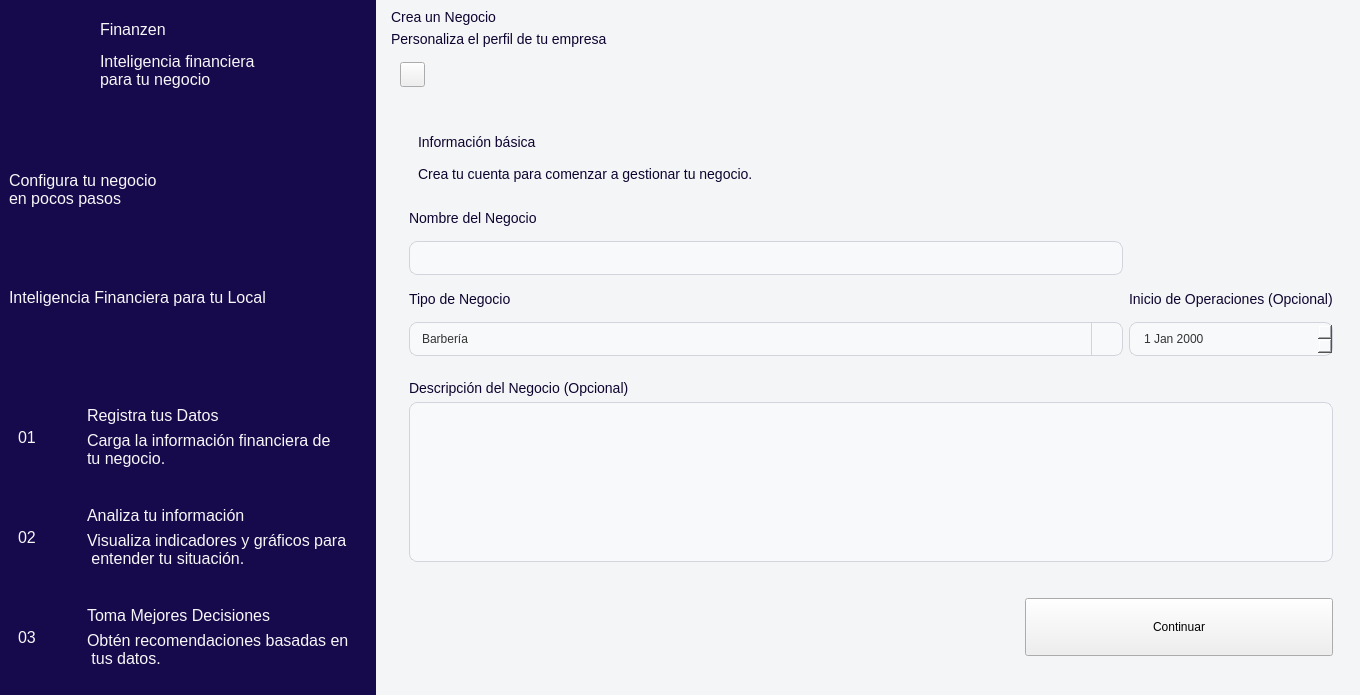
Qt form app/ui/creatingBusiness.ui (Brando-1510/Proyecto-Integrador-2.0) before a commit.
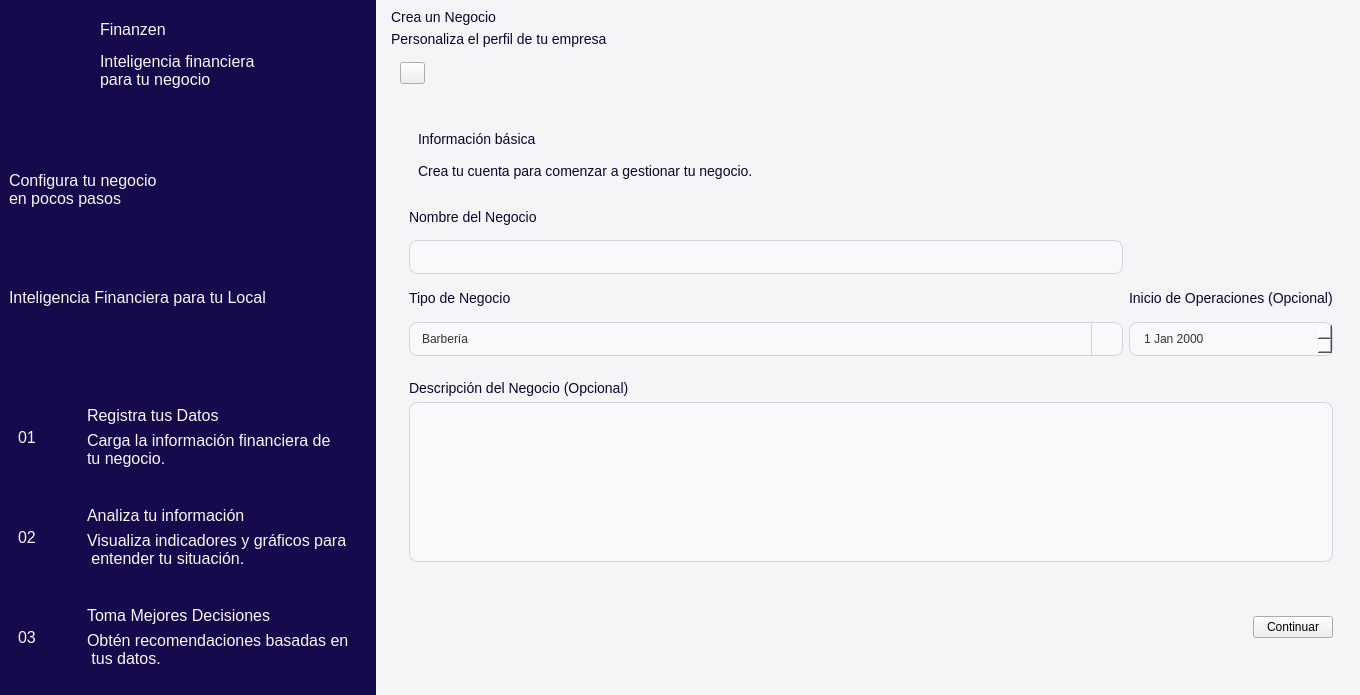
The same form after that commit. Icons and pictures are not drawn.

```diff
--- a/app/ui/creatingBusiness.ui
+++ b/app/ui/creatingBusiness.ui
@@ -154,10 +154,7 @@
 -----------------------------------------------------------------------------------------------------
 Botones
 -----------------------------------------------------------------------------------------------------*/
-QPushButton{
-width:300px;
-height:50px;
-}
+
 /* --- BOTÓN PRIMARIO --- */
 QPushButton[boton=&quot;Primario&quot;] {
     border-radius: 10px;
@@ -165,6 +162,8 @@
     font-weight: bold;
     color: #f7f7f7;
     font-size: 12pt;
+width:300px;
+height:50px;
 }
 
 QPushButton[boton=&quot;Primario&quot;]:hover {
@@ -183,6 +182,8 @@
     font-weight: bold;
     color: #5D38BB;
     font-size: 18px;
+width:300px;
+height:50px;
 }
 
 QPushButton[boton=&quot;Secundario&quot;]:hover {
```
